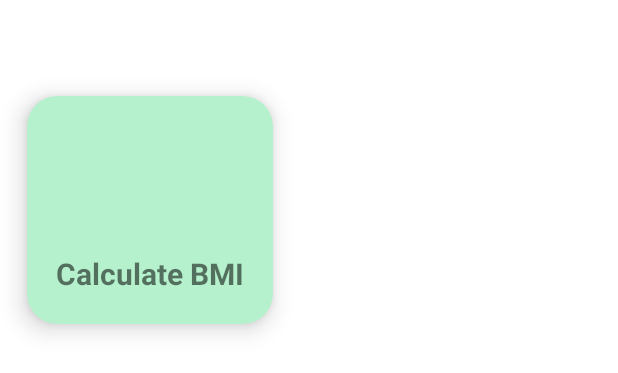
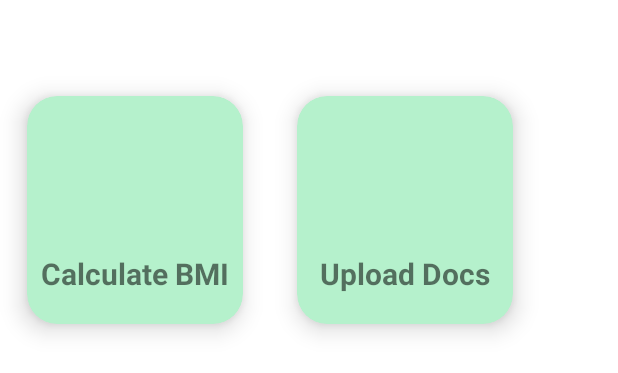
Before and after one commit to Girishg17/HealthCare, an Android app: the layout main_content.xml on its own in the app's theme, with its tools: preview values and no code run, on a phone screen of 412 x 824 dp. Shown: the top 373 px of the screen. Run offline under Robolectric (Android 15) with nearby library versions, the phone set to English and light mode, and no system bars.

```diff
--- a/app/build.gradle
+++ b/app/build.gradle
@@ -44,6 +44,8 @@ dependencies {
 
     implementation platform('com.google.firebase:firebase-bom:31.2.1')
     implementation 'com.google.firebase:firebase-analytics'
+    //cloud firestore
+    implementation 'com.google.firebase:firebase-firestore:24.4.4'
     //implementation 'com.google.firebase:firebase-messaging:20.1.1'
 
     testImplementation 'junit:junit:4.13.2'
--- a/app/src/main/java/com/girish/healthcare/activities/BmiActivity.java
+++ b/app/src/main/java/com/girish/healthcare/activities/BmiActivity.java
@@ -15,7 +15,7 @@ import com.girish.healthcare.controller.BMIController;
 import com.girish.healthcare.controller.BMIView;
 
 
-public class BmiActivity extends AppCompatActivity {
+public class BmiActivity extends AppCompatActivity  {
     private EditText weightInput;
     private EditText heightInput;
     private TextView bmiResult;
@@ -44,6 +44,8 @@ public class BmiActivity extends AppCompatActivity {
     public void setBmiResult(double bmi) {
         bmiResult.setText("Your BMI is: " + String.format("%.2f", bmi));
     }
+
+
 }
 
 
--- a/app/src/main/java/com/girish/healthcare/controller/CreateAccountController.java
+++ b/app/src/main/java/com/girish/healthcare/controller/CreateAccountController.java
@@ -65,7 +65,7 @@ public class CreateAccountController extends BaseActivity {
 //        String email = et_email.getText().toString().trim();
 //        String password = et_password.getText().toString().trim();
 
-        Log.d(TAG, name);
+
 // Toast.makeText(
 //                this,"registered"
 //               ,
@@ -73,7 +73,7 @@ public class CreateAccountController extends BaseActivity {
 //        ).show();
 
 
-        first.adduser(email, password, callback);
+        first.adduser(name,email, password, callback);
 
     }
     public void signinuser(String email, String password, FirebaseAuth mAuth, AddUserCallback callback){
--- /dev/null
+++ b/app/src/main/java/com/girish/healthcare/utils/Constants.java
@@ -0,0 +1,5 @@
+package com.girish.healthcare.utils;
+
+public interface Constants {
+    String USERS = "users";
+}
--- a/app/src/main/res/layout/main_content.xml
+++ b/app/src/main/res/layout/main_content.xml
@@ -9,7 +9,7 @@
     tools:context=".activities.Home1">
  <androidx.cardview.widget.CardView
      android:id="@+id/calculate_bmi"
-    android:layout_width="200dp"
+    android:layout_width="180dp"
     android:layout_height="200dp"
     app:cardElevation="10dp"
     app:cardCornerRadius="20dp"
@@ -45,4 +45,49 @@
 
 
 </androidx.cardview.widget.CardView>
+
+     <androidx.cardview.widget.CardView
+     android:id="@+id/document_upload"
+    android:layout_width="180dp"
+    android:layout_height="200dp"
+    app:cardElevation="10dp"
+    app:cardCornerRadius="20dp"
+    android:layout_marginTop="40dp"
+    app:cardBackgroundColor="#B5F1CC"
+    app:cardMaxElevation="12dp"
+    app:cardPreventCornerOverlap="true"
+    app:cardUseCompatPadding="true"
+    >
+
+
+    <ImageView
+        android:layout_width="210dp"
+        android:layout_height="200dp"
+        android:layout_gravity="center"
+
+        android:layout_margin="10dp"
+        android:id="@+id/upload_document"
+        android:contentDescription="@string/app_name" />
+
+    <TextView
+        android:layout_width="match_parent"
+        android:layout_height="wrap_content"
+        android:textAlignment="center"
+        android:text="Upload Docs"
+        android:layout_gravity="bottom|center_horizontal"
+        android:layout_marginTop="20dp"
+        android:layout_marginBottom="20dp"
+        android:textSize="20sp"
+        android:textStyle="bold"
+        />
+
+
+
+</androidx.cardview.widget.CardView>
+<!--    <androidx.cardview.widget.CardView-->
+<!--        android:layout_width="match_parent"-->
+<!--        android:layout_height="wrap_content"-->
+<!--&gt;</androidx.cardview.widget.CardView>-->
+
+
 </LinearLayout>
```
Also changed, not shown: app/src/main/java/com/girish/healthcare/activities/CreateAccount.java (+13 -1 lines), app/src/main/java/com/girish/healthcare/activities/Home1.java (+46 -13 lines), app/src/main/java/com/girish/healthcare/activities/MainActivity.java (+23 -2 lines), app/src/main/java/com/girish/healthcare/models/CreateAccountModel.java (+12 -7 lines), app/src/main/java/com/girish/healthcare/models/FireStoreClass.java (added, +123 -0 lines), app/src/main/java/com/girish/healthcare/models/User.java (added, +86 -0 lines).
